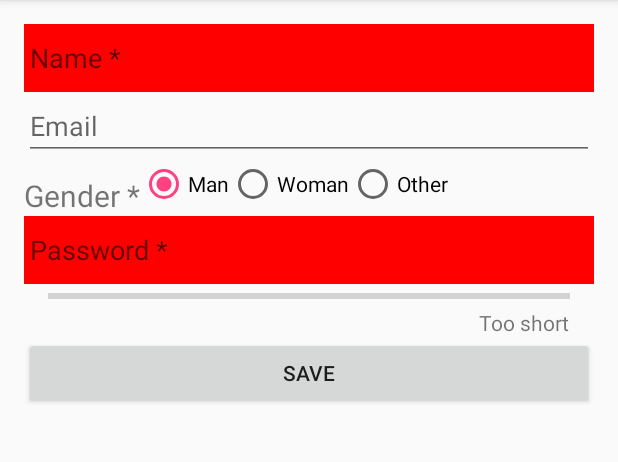
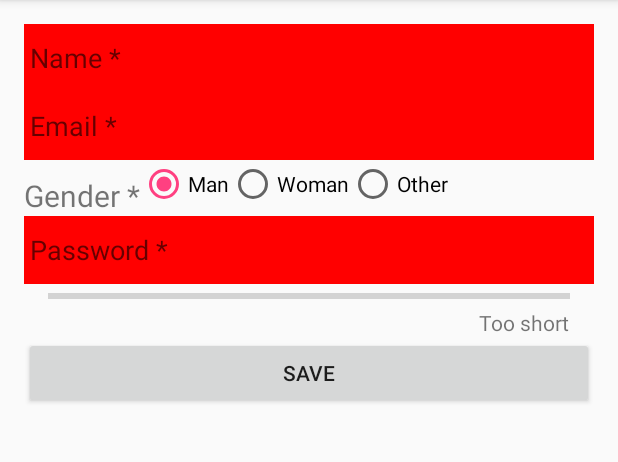
Before and after one commit to RiiQQe/TDDC73, an Android app: the screen it shows after launch (MainActivity), after a tap on "SAVE", on a phone screen of 412 x 824 dp, the part 84-546 px from its top. Run offline under Robolectric (Android 15) with nearby library versions, the phone set to English and light mode, and no system bars.

Commit message:
Added comments and formated code, checked last fixes

```diff
--- a/TDDC73Project/app/src/main/java/com/example/michael/tddc73project/MainActivity.java
+++ b/TDDC73Project/app/src/main/java/com/example/michael/tddc73project/MainActivity.java
@@ -37,7 +37,7 @@ public class MainActivity extends AppCompatActivity {
         arr.add("Other");
 
         signUpForm.addTextField("Name", true);
-        signUpForm.addTextField("Email", false);
+        signUpForm.addTextField("Email", true);
         signUpForm.addRadioButtonField("Gender", true, arr);
         signUpForm.addPasswordField("Password", true);
 
--- a/TDDC73Project/app/src/main/java/com/example/michael/tddc73project/OnSaveListener.java
+++ b/TDDC73Project/app/src/main/java/com/example/michael/tddc73project/OnSaveListener.java
@@ -6,9 +6,10 @@ import java.util.ArrayList;
  * Interface to add a onSave function to the listener.
  */
 
-public interface OnSaveListener{
+public interface OnSaveListener {
     /**
      * Public function to override with the custom onSave function
+     *
      * @param formVals the form values
      */
     public void onSave(ArrayList<String> formVals);
--- a/TDDC73Project/app/src/main/java/com/example/michael/tddc73project/PasswordAlgorithm.java
+++ b/TDDC73Project/app/src/main/java/com/example/michael/tddc73project/PasswordAlgorithm.java
@@ -18,7 +18,7 @@ public class PasswordAlgorithm {
     }
 
     /**
-     * Checks so that the password is at least 8 charachters long,
+     * Checks so that the password is at least 8 characters long,
      * contains at least one digit and one uppercase letter.
      *
      * @param password the password to be meassured.
--- a/TDDC73Project/app/src/main/java/com/example/michael/tddc73project/PasswordStrength.java
+++ b/TDDC73Project/app/src/main/java/com/example/michael/tddc73project/PasswordStrength.java
@@ -3,7 +3,6 @@ package com.example.michael.tddc73project;
 import android.content.Context;
 import android.text.Editable;
 import android.text.TextWatcher;
-import android.util.Log;
 import android.view.LayoutInflater;
 import android.widget.EditText;
 import android.widget.LinearLayout;
@@ -25,7 +24,6 @@ public class PasswordStrength extends LinearLayout {
     /**
      * Private variables for the PasswordStrength class.
      */
-    //private PasswordAlgorithm passwordAlgorithm;
     private ProgressBar progressBar;
     private EditText passwordField;
     private TextView passwordStrengthTxt;
@@ -66,7 +64,6 @@ public class PasswordStrength extends LinearLayout {
      * @param algorithm    the attributes, sent as second variable.
      * @param defStyleAttr a style.
      */
-
     public PasswordStrength(Context context, Class algorithm, int defStyleAttr) {
         super(context);
         init(context);
@@ -76,7 +73,8 @@ public class PasswordStrength extends LinearLayout {
     /**
      * An init function which is called by each constructor. It initiates all variables that are
      * shared among the other methods. It also ads a TextWatcher to the passwordField to be able to
-     * check the strength at each added or removed character.
+     * check the strength at each added or removed character. The password algorithm class is
+     * created dynamically.
      *
      * @param context the activity context.
      */
--- a/TDDC73Project/app/src/main/res/layout/activity_main.xml
+++ b/TDDC73Project/app/src/main/res/layout/activity_main.xml
@@ -12,13 +12,9 @@
 
     <com.example.michael.tddc73project.SignUpForm
         android:id="@+id/SignUpForm"
-        android:layout_height="match_parent"
-        android:layout_width="match_parent">
+        android:layout_width="match_parent"
+        android:layout_height="match_parent">
 
-        <!--<com.example.michael.tddc73project.PasswordStrength
-            android:id="@+id/passwordStrength"
-            android:layout_width="match_parent"
-            android:layout_height="match_parent"></com.example.michael.tddc73project.PasswordStrength>-->
     </com.example.michael.tddc73project.SignUpForm>
 
 
--- a/TDDC73Project/app/src/main/res/layout/password_field.xml
+++ b/TDDC73Project/app/src/main/res/layout/password_field.xml
@@ -1,43 +1,45 @@
 <?xml version="1.0" encoding="utf-8"?>
 <merge xmlns:android="http://schemas.android.com/apk/res/android">
+
     <RelativeLayout xmlns:android="http://schemas.android.com/apk/res/android"
-    android:orientation="vertical" android:layout_width="match_parent"
-    android:layout_height="wrap_content">
+        android:layout_width="match_parent"
+        android:layout_height="wrap_content"
+        android:orientation="vertical">
 
         <EditText
             android:id="@+id/PasswordTxtField"
-        android:hint="@string/password_txt_field"
             android:layout_width="wrap_content"
             android:layout_height="wrap_content"
+            android:layout_alignParentEnd="true"
+            android:layout_alignParentLeft="true"
+            android:layout_alignParentRight="true"
+            android:layout_alignParentStart="true"
+            android:layout_alignParentTop="true"
             android:ems="10"
-        android:inputType="textPassword"
-        android:layout_alignParentTop="true"
-        android:layout_alignParentLeft="true"
-        android:layout_alignParentStart="true"
-        android:layout_alignParentRight="true"
-        android:layout_alignParentEnd="true" />
+            android:hint="@string/password_txt_field"
+            android:inputType="textPassword" />
 
         <ProgressBar
             android:id="@+id/PasswordProgressBar"
             style="?android:attr/progressBarStyleHorizontal"
             android:layout_width="match_parent"
             android:layout_height="wrap_content"
-        android:layout_below="@+id/PasswordTxtField"
             android:layout_alignParentLeft="true"
             android:layout_alignParentStart="true"
+            android:layout_below="@+id/PasswordTxtField"
+            android:max="3"
             android:paddingLeft="@dimen/activity_horizontal_margin"
-        android:paddingRight="@dimen/activity_horizontal_margin"
-        android:max="3"/>
+            android:paddingRight="@dimen/activity_horizontal_margin" />
 
         <TextView
             android:id="@+id/PasswordStrengthTxt"
-        android:text="Too short"
             android:layout_width="wrap_content"
             android:layout_height="wrap_content"
+            android:layout_alignParentEnd="true"
+            android:layout_alignParentRight="true"
             android:layout_below="@+id/PasswordProgressBar"
-        android:layout_alignParentRight="true"
-        android:layout_alignParentEnd="true"
-        android:paddingRight="@dimen/activity_horizontal_margin"/>
+            android:paddingRight="@dimen/activity_horizontal_margin"
+            android:text="Too short" />
 
     </RelativeLayout>
 </merge>
```
Also changed, not shown: TDDC73Project/app/src/main/java/com/example/michael/tddc73project/SignUpForm.java (+27 -0 lines). Lines whose indentation alone changed are shown as unchanged.
